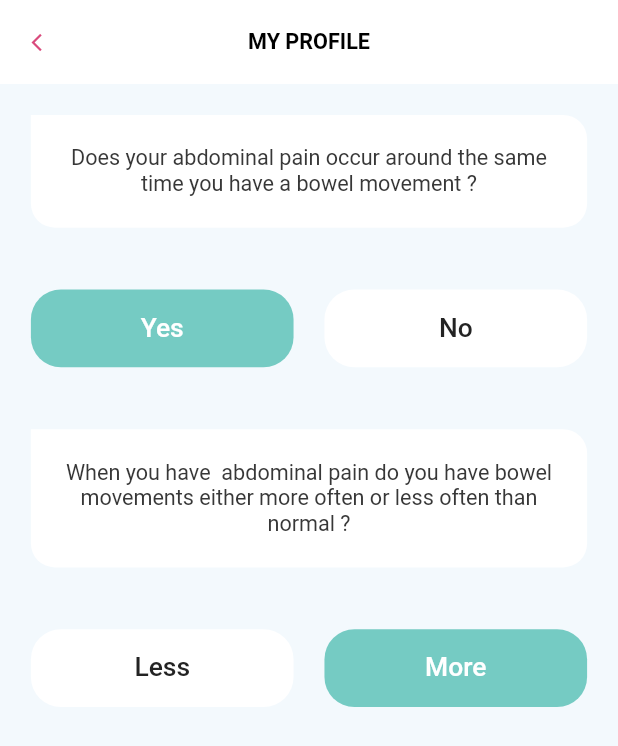
After one commit to rajavikramsingh27/IBS, a Flutter app: the MyProfileStep2 screen opened by its route, after a tap on "Yes", on a phone screen of 412 x 824 dp. The commit adds this screen. Shown: the top 746 px of the screen. Run offline on Flutter 3.47's test engine with Material 2 defaults, Android fonts, the light colour scheme and no system bars; our stand-ins replace connectivity, get; Roboto replaces fonts that are missing (Roboto-Medium).

Commit message:
myprofile_step2

```diff
--- /dev/null
+++ b/lib/controllers/my_profile/MyProfileController.dart
@@ -0,0 +1,8 @@
+import 'package:get/get.dart';
+
+class MyProfileController extends GetxController {
+  RxInt pagecount = 0.obs;
+  RxInt pagecount2 = 0.obs;
+
+  RxBool checkBoxValue = false.obs;
+}
--- a/lib/controllers/my_profile/MyProfileStep1Controller.dart
+++ /dev/null
@@ -1,5 +0,0 @@
-import 'package:get/get.dart';
-
-class MyProfileStep1Controller extends GetxController {
-  RxInt pagecount = 0.obs;
-}
--- a/lib/routes/NavRouter.dart
+++ b/lib/routes/NavRouter.dart
@@ -1,5 +1,6 @@
 import 'package:flutter/cupertino.dart';
 import 'package:flutter_ibs/screens/my_profile/MyProfileStep1.dart';
+import 'package:flutter_ibs/screens/my_profile/MyProfileStep2.dart';
 import 'package:flutter_ibs/splash.dart';
 import 'package:get/get.dart';
 
@@ -22,9 +23,11 @@ class NavRouter {
         child: MyProfileStep1(),
       ),
     ),
-    // GetPage(
-    //   name: home,
-    //   page: () => Home(),
-    // ),
+    GetPage(
+      name: myprofile2,
+      page: () => SafeArea(
+        child: MyProfileStep2(),
+      ),
+    ),
   ];
 }
--- a/lib/routes/RouteConstants.dart
+++ b/lib/routes/RouteConstants.dart
@@ -2,6 +2,8 @@ const String landing = '/';
 const String splash = 'splash';
 const String intro = 'intro';
 const String myprofile='/myprofile';
+const String myprofile2='/myprofile2';
+
 
 
 const String login = '/login';
--- /dev/null
+++ b/lib/screens/my_profile/MyProfileStep2.dart
@@ -0,0 +1,223 @@
+import 'package:flutter/material.dart';
+import 'package:flutter_ibs/controllers/my_profile/MyProfileController.dart';
+import 'package:flutter_ibs/utils/Assets.dart';
+import 'package:flutter_ibs/utils/Colors.dart';
+import 'package:flutter_ibs/utils/DummyData.dart';
+import 'package:flutter_ibs/utils/ScreenConstants.dart';
+import 'package:flutter_ibs/utils/TextStyles.dart';
+import 'package:flutter_ibs/widget/CustomElevatedButton.dart';
+import 'package:flutter_ibs/widget/LeadingBackButton.dart';
+import 'package:get/get.dart';
+
+class MyProfileStep2 extends StatelessWidget {
+  final MyProfileController _controller = Get.put(MyProfileController());
+
+  @override
+  Widget build(BuildContext context) {
+    return Scaffold(
+        backgroundColor: AppColors.colorMyProfileBackground,
+        appBar: AppBar(
+          elevation: 0,
+          leading: Obx(() => _controller.pagecount2.value >= 1
+              ? LeadingBackButton(
+                  onPressed: () => _controller.pagecount2.value--,
+                )
+              : LeadingBackButton(
+                  onPressed: () => Get.back(),
+                )),
+          backgroundColor: Colors.white,
+          centerTitle: true,
+          title: Text(
+            "MY PROFILE",
+            style: TextStyles.appBarTitle,
+          ),
+        ),
+        bottomNavigationBar: Obx(() => _controller.pagecount2.value <= 0
+            ? Container(
+                padding: ScreenConstant.spacingAllLarge,
+                color: Colors.white,
+                child: CustomElevatedButton(
+                  widthFactor: 0.8,
+                  text: "Continue",
+                  onTap: () {
+                    _controller.pagecount2.value++;
+                    print("count:${_controller.pagecount2.value}");
+                  },
+                ),
+              )
+            : Offstage()),
+        body: Obx(() => Stack(
+              children: [_toggleView(_controller.pagecount2.value)],
+            )));
+  }
+
+  _toggleView(int pageCount) {
+    switch (pageCount) {
+      case 0:
+        return _buildRomeIVCriteria();
+        break;
+      case 1:
+        return _buildInformationalQuestions();
+        break;
+
+      default:
+        break;
+    }
+  }
+
+  _buildRomeIVCriteria() {
+    return ListView(physics: ClampingScrollPhysics(), children: [
+      SizedBox(height: ScreenConstant.defaultHeightTwentyThree),
+      Text("Rome IV Criteria",
+          textAlign: TextAlign.center,
+          style:
+              TextStyles.textStyleIntroDescription.apply(color: Colors.black)),
+      SizedBox(height: ScreenConstant.defaultHeightTwentyThree),
+      Padding(
+        padding: ScreenConstant.spacingAllLarge,
+        child: Card(
+          elevation: 0,
+          color: Colors.white,
+          shape: RoundedRectangleBorder(
+            borderRadius: BorderRadius.circular(16),
+          ),
+          child: Padding(
+            padding: ScreenConstant.spacingAllLarge,
+            child: Text(
+              "No problem. This app can help you track the frequency and nature of your symptoms. Physicians worldwide follow the Rome IV Criteria when diagnosing IBS. \n \n The following questions are for informational purposes only and should not substitute for the medical care and advice of your doctor.",
+              style: TextStyles.textDescription,
+              textAlign: TextAlign.center,
+            ),
+          ),
+        ),
+      ),
+      SizedBox(height: ScreenConstant.defaultHeightTwentyThree),
+      Padding(
+        padding: EdgeInsets.only(left: ScreenConstant.defaultWidthTwenty),
+        child: Text(
+            "Have you experienced abdominal pain for at least one day per week in the last 3 months ?",
+            textAlign: TextAlign.center,
+            style: TextStyles.textStyleIntroDescription
+                .apply(color: Colors.black, fontSizeDelta: -4)),
+      ),
+      SizedBox(height: ScreenConstant.defaultHeightTwentyThree),
+      Padding(
+        padding: ScreenConstant.spacingAllLarge,
+        child: Row(
+          children: [
+            Expanded(
+              child: CustomElevatedButton2(
+                onTap: () {
+                  _controller.pagecount2.value++;
+                },
+                text: "Yes",
+                textColor: Colors.white,
+                buttonColor: AppColors.colorYesButton,
+              ),
+            ),
+            SizedBox(width: ScreenConstant.defaultWidthTwenty),
+            Expanded(
+              child: CustomElevatedButton2(
+                onTap: () {
+                  _controller.pagecount2.value++;
+                },
+                text: "No",
+                textColor: AppColors.colorButton,
+                buttonColor: Colors.white,
+              ),
+            )
+          ],
+        ),
+      )
+    ]);
+  }
+
+  _buildInformationalQuestions() {
+    return Column(
+      children: [
+        Container(
+          margin: ScreenConstant.spacingAllLarge,
+          padding: ScreenConstant.spacingAllLarge,
+          decoration: BoxDecoration(
+            color: Colors.white,
+            borderRadius: BorderRadius.only(
+                topRight: Radius.circular(16),
+                bottomLeft: Radius.circular(16),
+                bottomRight: Radius.circular(16)),
+          ),
+          child: Text(
+            "Does your abdominal pain occur around the same time you have a bowel movement ?",
+            style: TextStyles.textDescription,
+            textAlign: TextAlign.center,
+          ),
+        ),
+        Padding(
+          padding: ScreenConstant.spacingAllLarge,
+          child: Row(
+            children: [
+              Expanded(
+                child: CustomElevatedButton2(
+                  onTap: () {},
+                  text: "Yes",
+                  textColor: Colors.white,
+                  buttonColor: AppColors.colorYesButton,
+                ),
+              ),
+              SizedBox(width: ScreenConstant.defaultWidthTwenty),
+              Expanded(
+                child: CustomElevatedButton2(
+                  onTap: () {},
+                  text: "No",
+                  textColor: AppColors.colorTextMoreLess,
+                  buttonColor: Colors.white,
+                ),
+              )
+            ],
+          ),
+        ),
+        Container(
+          margin: ScreenConstant.spacingAllLarge,
+          padding: ScreenConstant.spacingAllLarge,
+          decoration: BoxDecoration(
+            color: Colors.white,
+            borderRadius: BorderRadius.only(
+                topRight: Radius.circular(16),
+                bottomLeft: Radius.circular(16),
+                bottomRight: Radius.circular(16)),
+          ),
+          child: Text(
+            "When you have  abdominal pain do you have bowel movements either more often or less often than normal ?",
+            style: TextStyles.textDescription,
+            textAlign: TextAlign.center,
+          ),
+        ),
+        Padding(
+          padding: ScreenConstant.spacingAllLarge,
+          child: Row(
+            children: [
+              Expanded(
+                child: CustomElevatedButton2(
+                  onTap: () {},
+                  text: "Less",
+                  textColor: AppColors.colorTextMoreLess,
+                  buttonColor: Colors.white,
+                ),
+              ),
+              SizedBox(width: ScreenConstant.defaultWidthTwenty),
+              Expanded(
+                child: CustomElevatedButton2(
+                  onTap: () {},
+                  text: "More",
+                  textColor: AppColors.white,
+                  buttonColor: AppColors.colorYesButton,
+                ),
+              ),
+            ],
+          ),
+        )
+      ],
+    );
+  }
+
+
+}
--- a/lib/utils/Colors.dart
+++ b/lib/utils/Colors.dart
@@ -18,15 +18,18 @@ class AppColors {
   static const Color iconColorBlue = const Color(0xFF6191BE);
 
   static const Color colorBackground = const Color(0xFF49358B);
+  static const Color colorBlue2 = const Color(0xFF513C97);
+  static const Color colorBlue3 = const Color(0xFF57419E);
+
+  static const Color colorButton = const Color(0xFF4A358B);
+
   static const Color colorMyProfileBackground = const Color(0xFFF3F9FD);
   static const Color colorTextDescription = const Color(0xFF373737);
   static const Color colorskip_also_proceed = const Color(0xFF585858);
-  static const Color colorButton = const Color(0xFF4A358B);
   static const Color colorYesButton = const Color(0xFF75CBC3);
   static const Color colorDot = const Color(0xFFC7358B);
   static const Color colorDotNotFocused = const Color(0xFF7869A9);
 
   static const Color colorCanada = const Color(0xFFC6358B);
-
-
+  static const Color colorTextMoreLess = const Color(0xFF232323);
 }
--- a/lib/utils/TextStyles.dart
+++ b/lib/utils/TextStyles.dart
@@ -18,7 +18,7 @@ class TextStyles {
         color: Colors.black,
         fontSize: FontSize.s14,
         fontFamily: 'Roboto-Medium',
-        fontWeight: FontWeight.w500,
+        fontWeight: FontWeight.bold,
       );
        static TextStyle get textDescription => TextStyle(
         color: AppColors.colorTextDescription,
--- a/pubspec.yaml
+++ b/pubspec.yaml
@@ -47,6 +47,7 @@ flutter:
     - assets/images/
     - assets/images/intro/
     - assets/images/my_profile/
+    - assets/images/ibs_type/
 
 
 
```
Also changed, not shown: lib/screens/my_profile/MyProfileStep1.dart (+120 -6 lines), lib/utils/Assets.dart (+8 -5 lines), lib/utils/DummyData.dart (added, +17 -0 lines), assets/images/ibs_type/constipation.png (added), assets/images/ibs_type/diarrhea.png (added), assets/images/ibs_type/mask_emoji.png (added), assets/images/ibs_type/mixed.png (added), assets/images/ibs_type/untyped.png (added).
